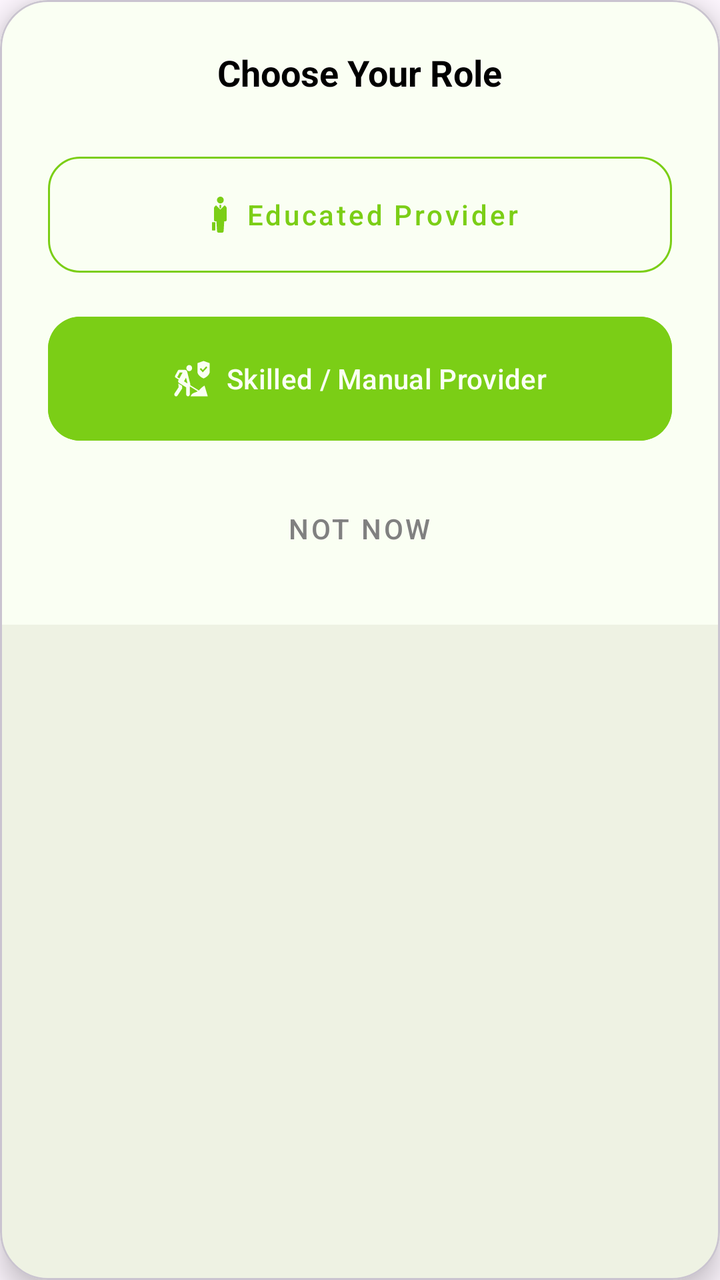
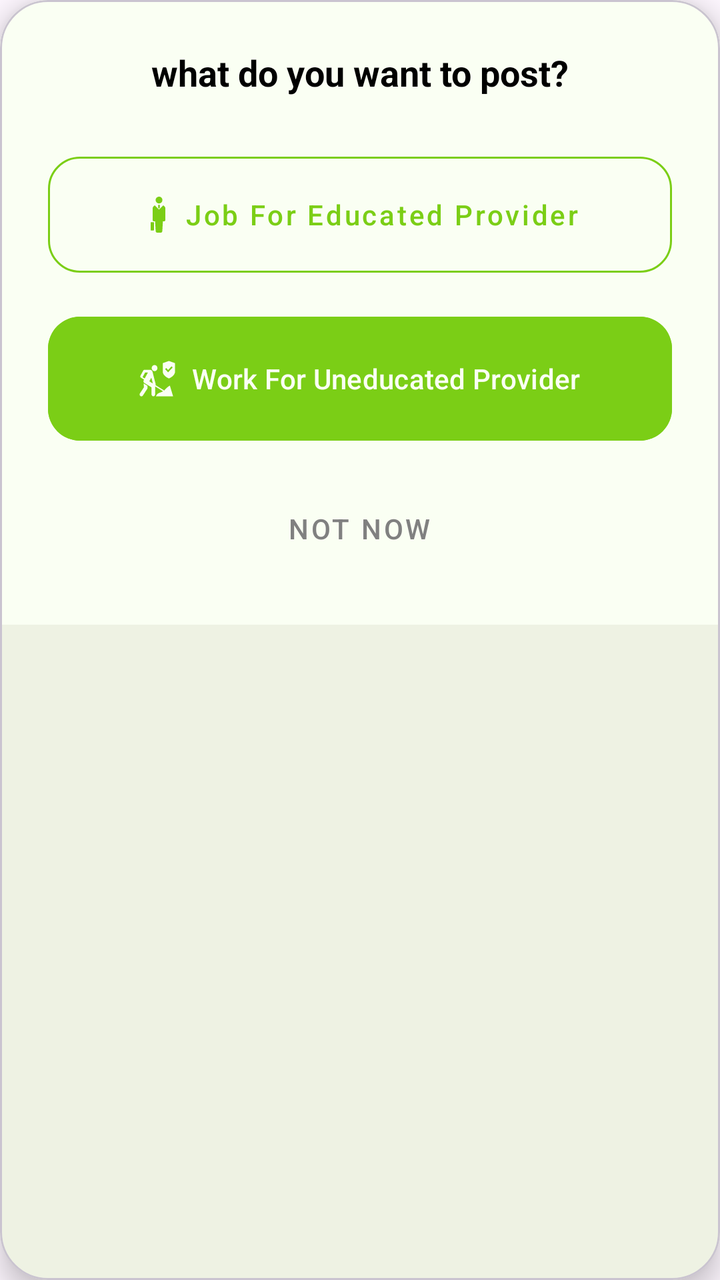

The first picture is an Android layout as it rendered before a commit; the second is the same layout after the commit. The layout source and the unified diff follow.
<!-- AndroidManifest.xml: application theme Theme.RozgarConnector -->
<!-- res/layout/dialog_post_choice.xml -->
<?xml version="1.0" encoding="utf-8"?>
<com.google.android.material.card.MaterialCardView xmlns:android="http://schemas.android.com/apk/res/android"
    xmlns:app="http://schemas.android.com/apk/res-auto"
    android:layout_width="match_parent"
    android:layout_height="wrap_content"
    app:cardCornerRadius="24dp"
    app:cardElevation="8dp"
    android:layout_margin="20dp">

    <LinearLayout
        android:layout_width="match_parent"
        android:layout_height="wrap_content"
        android:orientation="vertical"
        android:padding="24dp"
        android:background="@color/white">

        <TextView
            android:id="@+id/tvChoiceTitle"
            android:layout_width="wrap_content"
            android:layout_height="wrap_content"
            android:text="@string/choose_your_role"
            android:textColor="@color/black"
            android:textSize="18sp"
            android:textStyle="bold"
            android:layout_gravity="center_horizontal"
            android:layout_marginBottom="24dp"/>

        
        <com.google.android.material.button.MaterialButton
            android:id="@+id/btnChoiceEducated"
            style="@style/Widget.MaterialComponents.Button.OutlinedButton"
            android:layout_width="match_parent"
            android:layout_height="70dp"
            android:text="@string/educated_worker"
            android:textAllCaps="false"
            android:textSize="14sp"
            android:textColor="@color/primary_green"
            app:strokeColor="@color/primary_green"
            app:cornerRadius="16dp"
            app:icon="@drawable/ic_educated_worker"
            app:iconGravity="textStart"
            android:layout_marginBottom="12dp"/>

        
        <com.google.android.material.button.MaterialButton
            android:id="@+id/btnChoiceManual"
            android:layout_width="match_parent"
            android:layout_height="70dp"
            android:text="@string/un_educated_worker"
            android:textAllCaps="false"
            android:textSize="14sp"
            android:backgroundTint="@color/primary_green"
            android:textColor="@color/white"
            app:cornerRadius="16dp"
            app:icon="@drawable/ic_uneducated_worker"
            app:iconGravity="textStart"
            app:iconTint="@color/white"/>

        <Button
            android:id="@+id/btnCancelChoice"
            style="@style/Widget.MaterialComponents.Button.TextButton"
            android:layout_width="wrap_content"
            android:layout_height="wrap_content"
            android:layout_gravity="center_horizontal"
            android:layout_marginTop="16dp"
            android:text="@string/not_now"
            android:textColor="@color/grey" />

    </LinearLayout>
</com.google.android.material.card.MaterialCardView>
<!-- resources referenced by this layout -->
<resources>
  <color name="black">#FF000000</color>
  <color name="grey">#808080</color>
  <color name="primary_green">#7BCE16</color>
  <color name="white">#FAFFF3</color>
  <!-- drawable ic_educated_worker (drawable) -->
  <vector xmlns:android="http://schemas.android.com/apk/res/android"
      android:width="800dp"
      android:height="800dp"
      android:viewportWidth="512"
      android:viewportHeight="512">
    <path
        android:pathData="M329.39,123.39l-59.24,59.23l-59.22,-59.23c-17.23,8.11 -31.83,26.96 -31.83,44.67v162.06c0,11.68 9.47,21.15 21.14,21.15c5.75,0 0,0 14.77,0l8.05,138.22c0,12.43 10.08,22.5 22.5,22.5c5.24,0 14.91,0 24.59,0c9.69,0 19.36,0 24.6,0c12.42,0 22.5,-10.07 22.5,-22.5l8.05,-138.22c14.75,0 9.02,0 14.75,0c11.69,0 21.14,-9.47 21.14,-21.15V168.06C361.22,150.35 346.62,131.5 329.39,123.39z"
        android:fillColor="#000000"/>
    <path
        android:pathData="M270.66,96.43c26.64,0 48.21,-21.59 48.21,-48.21c0,-26.65 -21.57,-48.23 -48.21,-48.23c-26.65,0 -48.22,21.58 -48.22,48.23C222.44,74.84 244.01,96.43 270.66,96.43z"
        android:fillColor="#000000"/>
    <path
        android:pathData="M193.17,362.58h-35.94c-3.56,0 -6.43,2.87 -6.43,6.43v104.64c0,3.56 2.87,6.43 6.43,6.43h35.94c3.54,0 6.43,-2.87 6.43,-6.43V369.01C199.59,365.45 196.71,362.58 193.17,362.58z"
        android:fillColor="#000000"/>
    <path
        android:pathData="M257.19,116.76l0,37.88l12.96,17.35l12.98,-17.35l0,-37.88l-12.98,0z"
        android:fillColor="#000000"/>
  </vector>
  <!-- drawable ic_uneducated_worker (drawable) -->
  <vector xmlns:android="http://schemas.android.com/apk/res/android"
      android:width="800dp"
      android:height="800dp"
      android:viewportWidth="256"
      android:viewportHeight="240">
    <path
        android:pathData="M108.33,29c11.33,0 20.52,9.19 20.52,20.52s-9.19,20.52 -20.52,20.52S87.81,60.85 87.81,49.51S97,29 108.33,29zM33.07,153.32l-0.19,-0.19l0,0c-0.85,-0.57 -1.61,-1.04 -2.27,-1.8l2.27,26L4.33,217.8c-4.07,5.86 -2.65,13.8 3.03,17.87c5.86,4.07 13.8,2.65 17.87,-3.03l30.82,-44.44c1.61,-2.27 2.65,-5.3 2.27,-8.32l-1.04,-12.57L33.07,153.32zM117.88,237.94h122.34l-22.88,-71.38c0,0 -12.95,3.21 -38.57,30.44c-0.57,0.57 -1.23,1.23 -1.8,1.8l-61.83,-35.74c1.04,-1.99 1.23,-4.26 0.85,-6.71L94.05,75.04c-1.8,-7.94 -8.89,-13.99 -17.21,-13.99H35.9c-3.03,0 -6.05,1.61 -7.75,4.26L7.73,100.76c-2.65,4.26 -1.04,9.74 3.21,12.2l22.88,13.14l-3.03,5.11c-3.69,6.05 -1.61,13.8 4.63,17.21L86.77,178v46.89c0,7.09 5.67,12.76 12.76,12.76s12.76,-5.67 12.76,-12.76v-53.51l56.82,32.9c-11.72,6.71 -25.15,7.94 -34.7,13.61C122.7,224.9 117.88,237.94 117.88,237.94zM38.17,118.63l-15.03,-8.7l0,0l17.87,-30.82h20.04L38.17,118.63zM71.17,137.72l14.18,-24.77l10.59,38.95L71.17,137.72zM210.3,2.01V2l-0.01,0L210.27,2v0.01l-43.7,14.56v58.28c0,0 0.52,26.96 43.71,43.71C253.48,101.82 254,74.85 254,74.85V16.57L210.3,2.01zM204.62,77.68l-21.31,-21.3l7.73,-7.73l13.58,13.59l24.91,-24.83l7.72,7.74L204.62,77.68z"
        android:fillColor="#000000"/>
  </vector>
  <string name="choose_your_role">Choose Your Role</string>
  <string name="educated_worker">Educated Provider</string>
  <string name="not_now">Not Now</string>
  <string name="un_educated_worker">Skilled / Manual Provider</string>
  <style name="Theme.RozgarConnector" parent="Base.Theme.RozgarConnector" />
  <style name="Base.Theme.RozgarConnector" parent="Theme.Material3.DayNight.NoActionBar">
          
          <item name="colorPrimary">@color/primary_green</item>
      </style>
</resources>

<!-- the commit's change to res/layout/dialog_post_choice.xml (unified diff, before → after) -->
@@ -18,7 +18,7 @@
             android:id="@+id/tvChoiceTitle"
             android:layout_width="wrap_content"
             android:layout_height="wrap_content"
-            android:text="@string/choose_your_role"
+            android:text="@string/post_type"
             android:textColor="@color/black"
             android:textSize="18sp"
             android:textStyle="bold"
@@ -31,7 +31,7 @@
             style="@style/Widget.MaterialComponents.Button.OutlinedButton"
             android:layout_width="match_parent"
             android:layout_height="70dp"
-            android:text="@string/educated_worker"
+            android:text="@string/educated_job"
             android:textAllCaps="false"
             android:textSize="14sp"
             android:textColor="@color/primary_green"
@@ -46,7 +46,7 @@
             android:id="@+id/btnChoiceManual"
             android:layout_width="match_parent"
             android:layout_height="70dp"
-            android:text="@string/un_educated_worker"
+            android:text="@string/un_educated_work"
             android:textAllCaps="false"
             android:textSize="14sp"
             android:backgroundTint="@color/primary_green"
<!-- resource entries referenced after the edit -->
@@ -33,10 +33,10 @@
         android:pathData="M108.33,29c11.33,0 20.52,9.19 20.52,20.52s-9.19,20.52 -20.52,20.52S87.81,60.85 87.81,49.51S97,29 108.33,29zM33.07,153.32l-0.19,-0.19l0,0c-0.85,-0.57 -1.61,-1.04 -2.27,-1.8l2.27,26L4.33,217.8c-4.07,5.86 -2.65,13.8 3.03,17.87c5.86,4.07 13.8,2.65 17.87,-3.03l30.82,-44.44c1.61,-2.27 2.65,-5.3 2.27,-8.32l-1.04,-12.57L33.07,153.32zM117.88,237.94h122.34l-22.88,-71.38c0,0 -12.95,3.21 -38.57,30.44c-0.57,0.57 -1.23,1.23 -1.8,1.8l-61.83,-35.74c1.04,-1.99 1.23,-4.26 0.85,-6.71L94.05,75.04c-1.8,-7.94 -8.89,-13.99 -17.21,-13.99H35.9c-3.03,0 -6.05,1.61 -7.75,4.26L7.73,100.76c-2.65,4.26 -1.04,9.74 3.21,12.2l22.88,13.14l-3.03,5.11c-3.69,6.05 -1.61,13.8 4.63,17.21L86.77,178v46.89c0,7.09 5.67,12.76 12.76,12.76s12.76,-5.67 12.76,-12.76v-53.51l56.82,32.9c-11.72,6.71 -25.15,7.94 -34.7,13.61C122.7,224.9 117.88,237.94 117.88,237.94zM38.17,118.63l-15.03,-8.7l0,0l17.87,-30.82h20.04L38.17,118.63zM71.17,137.72l14.18,-24.77l10.59,38.95L71.17,137.72zM210.3,2.01V2l-0.01,0L210.27,2v0.01l-43.7,14.56v58.28c0,0 0.52,26.96 43.71,43.71C253.48,101.82 254,74.85 254,74.85V16.57L210.3,2.01zM204.62,77.68l-21.31,-21.3l7.73,-7.73l13.58,13.59l24.91,-24.83l7.72,7.74L204.62,77.68z"
         android:fillColor="#000000"/>
   </vector>
-  <string name="choose_your_role">Choose Your Role</string>
-  <string name="educated_worker">Educated Provider</string>
+  <string name="educated_job">Job For Educated Provider</string>
   <string name="not_now">Not Now</string>
-  <string name="un_educated_worker">Skilled / Manual Provider</string>
+  <string name="post_type">what do you want to post?</string>&gt;
+  <string name="un_educated_work">Work For Uneducated Provider</string>
   <style name="Theme.RozgarConnector" parent="Base.Theme.RozgarConnector" />
   <style name="Base.Theme.RozgarConnector" parent="Theme.Material3.DayNight.NoActionBar">
           
